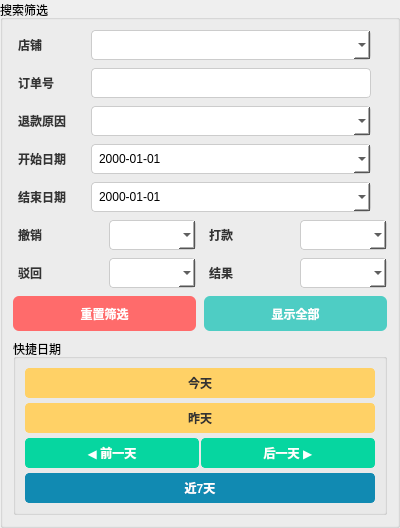
Before: the Qt Designer form search_panel.ui in 244727418/shouhou, drawn with Qt 5.
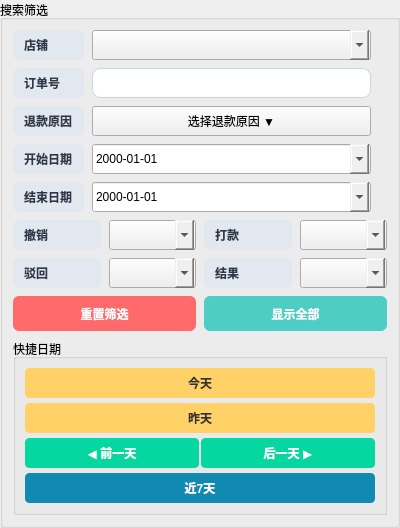
After: the same form once the commit is applied.

Commit message: 修复了搜索筛选板块退款原因多选的问题

```diff
--- a/search_panel.ui
+++ b/search_panel.ui
@@ -65,7 +65,7 @@
       </size>
      </property>
      <property name="styleSheet">
-      <string notr="true">padding: 2px; font-weight: bold; color: #333333;</string>
+      <string notr="true">padding: 4px 8px; font-weight: bold; color: #2D3748; background-color: #E2E8F0; border-radius: 6px; font-size: 12px;</string>
      </property>
     </widget>
    </item>
@@ -78,7 +78,7 @@
       </size>
      </property>
      <property name="styleSheet">
-      <string notr="true">padding: 5px; border: 1px solid #cccccc; border-radius: 4px; background-color: #ffffff;</string>
+      <string notr="true">padding: 6px 12px; border: 1px solid #CBD5E0; border-radius: 8px; background-color: #ffffff; font-size: 12px; color: #2D3748; QComboBox::drop-down { border: none; } QComboBox::down-arrow { image: none; border-left: 4px solid transparent; border-right: 4px solid transparent; border-top: 6px solid #718096; width: 0; height: 0; } QComboBox::down-arrow:on { border-top: 6px solid #4A5568; }</string>
      </property>
     </widget>
    </item>
@@ -94,7 +94,7 @@
       </size>
      </property>
      <property name="styleSheet">
-      <string notr="true">padding: 2px; font-weight: bold; color: #333333;</string>
+      <string notr="true">padding: 4px 8px; font-weight: bold; color: #2D3748; background-color: #E2E8F0; border-radius: 6px; font-size: 12px;</string>
      </property>
     </widget>
    </item>
@@ -107,7 +107,7 @@
       </size>
      </property>
      <property name="styleSheet">
-      <string notr="true">padding: 5px; border: 1px solid #cccccc; border-radius: 4px; background-color: #ffffff;</string>
+      <string notr="true">padding: 6px 12px; border: 1px solid #CBD5E0; border-radius: 8px; background-color: #ffffff; font-size: 12px; color: #2D3748;</string>
      </property>
     </widget>
    </item>
@@ -123,20 +123,23 @@
       </size>
      </property>
      <property name="styleSheet">
-      <string notr="true">padding: 2px; font-weight: bold; color: #333333;</string>
+      <string notr="true">padding: 4px 8px; font-weight: bold; color: #2D3748; background-color: #E2E8F0; border-radius: 6px; font-size: 12px;</string>
      </property>
     </widget>
    </item>
    <item row="2" column="1">
-    <widget class="QComboBox" name="search_reason_combo">
+    <widget class="QPushButton" name="search_reason_btn">
      <property name="minimumSize">
       <size>
        <width>150</width>
        <height>30</height>
       </size>
      </property>
+     <property name="text">
+      <string>选择退款原因 ▼</string>
+     </property>
      <property name="styleSheet">
-      <string notr="true">padding: 5px; border: 1px solid #cccccc; border-radius: 4px; background-color: #ffffff;</string>
+      <string notr="true">padding: 6px 12px; border: 1px solid #CBD5E0; border-radius: 8px; background-color: #ffffff; font-size: 12px; color: #2D3748; QPushButton:hover { background-color: #F7FAFC; }</string>
      </property>
     </widget>
    </item>
@@ -152,7 +155,7 @@
       </size>
      </property>
      <property name="styleSheet">
-      <string notr="true">padding: 2px; font-weight: bold; color: #333333;</string>
+      <string notr="true">padding: 4px 8px; font-weight: bold; color: #2D3748; background-color: #E2E8F0; border-radius: 6px; font-size: 12px;</string>
      </property>
     </widget>
    </item>
@@ -171,7 +174,7 @@
       </size>
      </property>
      <property name="styleSheet">
-      <string notr="true">padding: 5px; border: 1px solid #cccccc; border-radius: 4px; background-color: #ffffff;</string>
+       <string notr="true">padding: 6px 12px; border: 1px solid #CBD5E0; border-radius: 8px; background-color: #ffffff; font-size: 12px; color: #2D3748; QDateEdit::drop-down { border: none; } QDateEdit::down-arrow { image: none; border-left: 4px solid transparent; border-right: 4px solid transparent; border-top: 6px solid #718096; width: 0; height: 0; } QDateEdit::down-arrow:on { border-top: 6px solid #4A5568; }</string>
      </property>
     </widget>
    </item>
@@ -187,7 +190,7 @@
       </size>
      </property>
      <property name="styleSheet">
-      <string notr="true">padding: 2px; font-weight: bold; color: #333333;</string>
+      <string notr="true">padding: 4px 8px; font-weight: bold; color: #2D3748; background-color: #E2E8F0; border-radius: 6px; font-size: 12px;</string>
      </property>
     </widget>
    </item>
@@ -206,7 +209,7 @@
       </size>
      </property>
      <property name="styleSheet">
-      <string notr="true">padding: 5px; border: 1px solid #cccccc; border-radius: 4px; background-color: #ffffff;</string>
+       <string notr="true">padding: 6px 12px; border: 1px solid #CBD5E0; border-radius: 8px; background-color: #ffffff; font-size: 12px; color: #2D3748; QDateEdit::drop-down { border: none; } QDateEdit::down-arrow { image: none; border-left: 4px solid transparent; border-right: 4px solid transparent; border-top: 6px solid #718096; width: 0; height: 0; } QDateEdit::down-arrow:on { border-top: 6px solid #4A5568; }</string>
      </property>
     </widget>
    </item>
@@ -228,7 +231,7 @@
         </size>
        </property>
        <property name="styleSheet">
-        <string notr="true">padding: 2px; font-weight: bold; color: #333333;</string>
+        <string notr="true">padding: 4px 8px; font-weight: bold; color: #2D3748; background-color: #E2E8F0; border-radius: 6px; font-size: 12px;</string>
        </property>
       </widget>
      </item>
@@ -241,7 +244,7 @@
         </size>
        </property>
        <property name="styleSheet">
-        <string notr="true">padding: 5px; border: 1px solid #cccccc; border-radius: 4px; background-color: #ffffff;</string>
+         <string notr="true">padding: 6px 12px; border: 1px solid #CBD5E0; border-radius: 8px; background-color: #ffffff; font-size: 12px; color: #2D3748; QComboBox::drop-down { border: none; } QComboBox::down-arrow { image: none; border-left: 4px solid transparent; border-right: 4px solid transparent; border-top: 6px solid #718096; width: 0; height: 0; } QComboBox::down-arrow:on { border-top: 6px solid #4A5568; }</string>
        </property>
       </widget>
      </item>
@@ -257,7 +260,7 @@
         </size>
        </property>
        <property name="styleSheet">
-        <string notr="true">padding: 2px; font-weight: bold; color: #333333;</string>
+        <string notr="true">padding: 4px 8px; font-weight: bold; color: #2D3748; background-color: #E2E8F0; border-radius: 6px; font-size: 12px;</string>
        </property>
       </widget>
      </item>
@@ -270,7 +273,7 @@
         </size>
        </property>
        <property name="styleSheet">
-        <string notr="true">padding: 5px; border: 1px solid #cccccc; border-radius: 4px; background-color: #ffffff;</string>
+         <string notr="true">padding: 6px 12px; border: 1px solid #CBD5E0; border-radius: 8px; background-color: #ffffff; font-size: 12px; color: #2D3748; QComboBox::drop-down { border: none; } QComboBox::down-arrow { image: none; border-left: 4px solid transparent; border-right: 4px solid transparent; border-top: 6px solid #718096; width: 0; height: 0; } QComboBox::down-arrow:on { border-top: 6px solid #4A5568; }</string>
        </property>
       </widget>
      </item>
@@ -294,7 +297,7 @@
         </size>
        </property>
        <property name="styleSheet">
-        <string notr="true">padding: 2px; font-weight: bold; color: #333333;</string>
+        <string notr="true">padding: 4px 8px; font-weight: bold; color: #2D3748; background-color: #E2E8F0; border-radius: 6px; font-size: 12px;</string>
        </property>
       </widget>
      </item>
@@ -307,7 +310,7 @@
         </size>
        </property>
        <property name="styleSheet">
-        <string notr="true">padding: 5px; border: 1px solid #cccccc; border-radius: 4px; background-color: #ffffff;</string>
+         <string notr="true">padding: 6px 12px; border: 1px solid #CBD5E0; border-radius: 8px; background-color: #ffffff; font-size: 12px; color: #2D3748; QComboBox::drop-down { border: none; } QComboBox::down-arrow { image: none; border-left: 4px solid transparent; border-right: 4px solid transparent; border-top: 6px solid #718096; width: 0; height: 0; } QComboBox::down-arrow:on { border-top: 6px solid #4A5568; }</string>
        </property>
       </widget>
      </item>
@@ -323,7 +326,7 @@
         </size>
        </property>
        <property name="styleSheet">
-        <string notr="true">padding: 2px; font-weight: bold; color: #333333;</string>
+        <string notr="true">padding: 4px 8px; font-weight: bold; color: #2D3748; background-color: #E2E8F0; border-radius: 6px; font-size: 12px;</string>
        </property>
       </widget>
      </item>
@@ -336,7 +339,7 @@
         </size>
        </property>
        <property name="styleSheet">
-        <string notr="true">padding: 5px; border: 1px solid #cccccc; border-radius: 4px; background-color: #ffffff;</string>
+         <string notr="true">padding: 6px 12px; border: 1px solid #CBD5E0; border-radius: 8px; background-color: #ffffff; font-size: 12px; color: #2D3748; QComboBox::drop-down { border: none; } QComboBox::down-arrow { image: none; border-left: 4px solid transparent; border-right: 4px solid transparent; border-top: 6px solid #718096; width: 0; height: 0; } QComboBox::down-arrow:on { border-top: 6px solid #4A5568; }</string>
        </property>
       </widget>
      </item>
```
Lines whose indentation alone changed are shown as unchanged. The commit also changes 4 other files.
